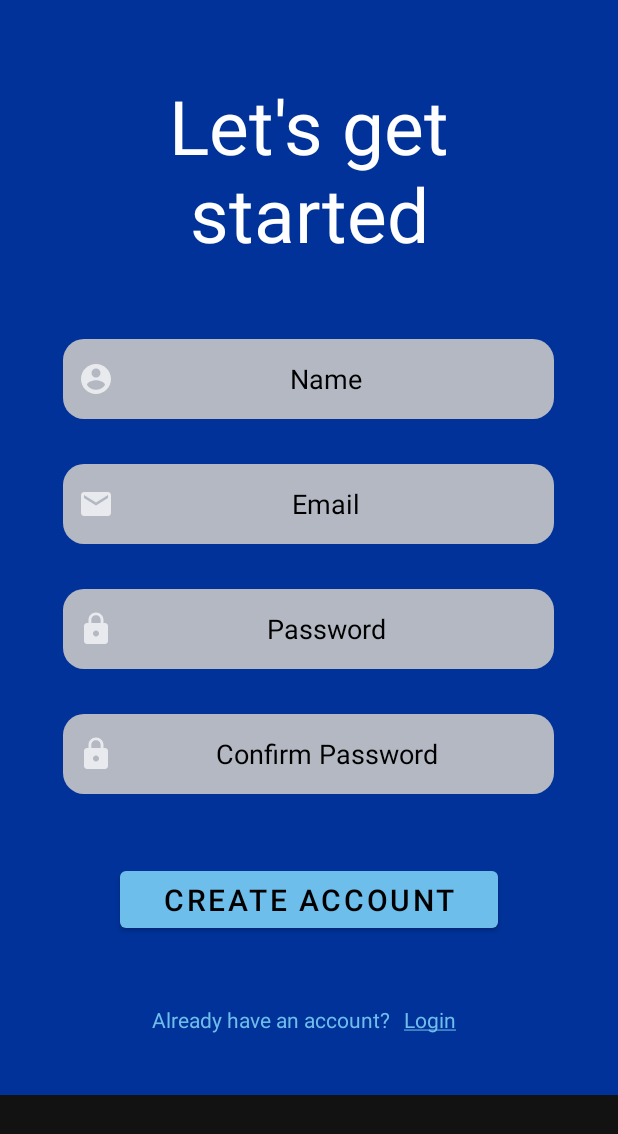
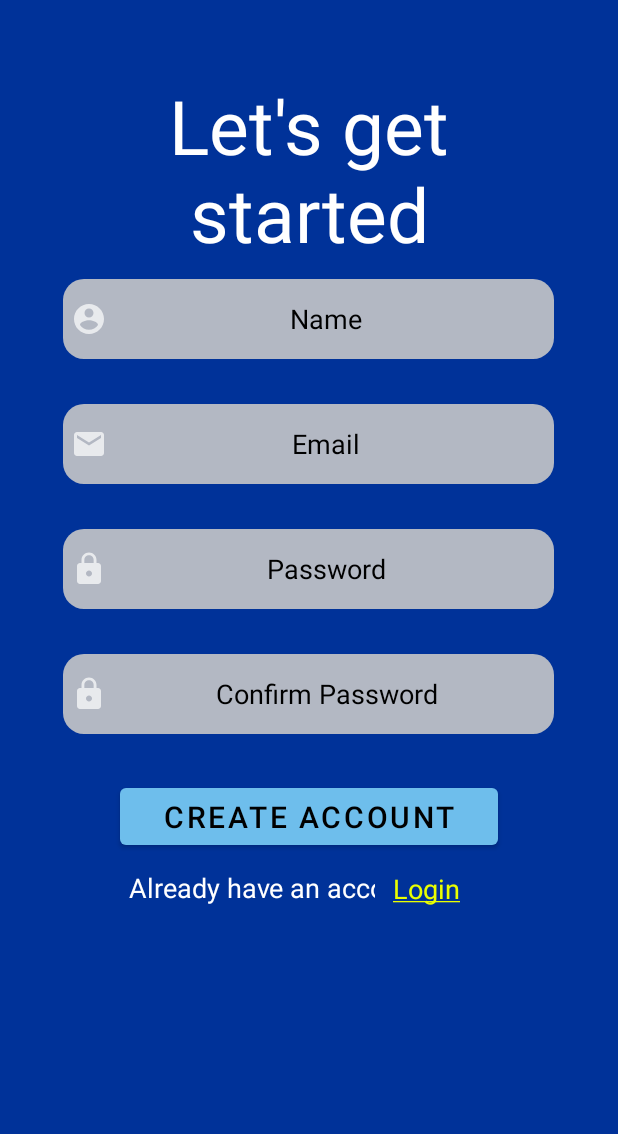
Before and after one commit to phupfoem/Kid-friendlyThingTranslator, an Android app: the SignupActivity screen opened directly, with no data from a screen before it, on a phone screen of 412 x 824 dp. Shown: the top 1134 px of the screen. Run offline under Robolectric (Android 15) with nearby library versions, the phone set to English and light mode, and no system bars.

Commit message:
Improve login signup UI

```diff
--- a/App/src/main/java/com/example/main/SignupActivity.java
+++ b/App/src/main/java/com/example/main/SignupActivity.java
@@ -19,9 +19,16 @@ public class SignupActivity extends AppCompatActivity {
         super.onCreate(savedInstanceState);
         setContentView(R.layout.activity_signup);
 
+        btnSignUp = (Button) findViewById(R.id.btnSignUp);
+        textViewLogin = (TextView)findViewById(R.id.login);
+        Name = (EditText)findViewById(R.id.textNameSignUp);
+        Password = (EditText)findViewById(R.id.textPasswordSignUp);
+        Email = (EditText)findViewById(R.id.textEmailSignUp);
+        Confirm = (EditText)findViewById(R.id.textPasswordRetypeSignUp);
+
 
         //Go back to Log in Page
-        textViewLogin = (TextView)findViewById(R.id.login);
+
         textViewLogin.setOnClickListener(new View.OnClickListener() {
             @Override
             public void onClick(View v) {
@@ -29,6 +36,47 @@ public class SignupActivity extends AppCompatActivity {
                 startActivity(intent);
             }
         });
+        btnSignUp.setOnClickListener(new View.OnClickListener() {
+            @Override
+            public void onClick(View v) {
+                Intent intent = new Intent(SignupActivity.this, LoginActivity.class);
+                startActivity(intent);
+            }
+        });
+
 
     }
+//    private Boolean validateName(){
+//        String val = Name.getText().toString();
+//        if (val.isEmpty()){
+//            Name.setError("Field cannot be empty");
+//            return false;
+//
+//        } else{
+//            Name.setError(null);
+//            return true;
+//        }
+//    }
+//    private Boolean validateEmail(){
+//        String val = Email.getText().toString();
+//        if (val.isEmpty()){
+//            Email.setError("Field cannot be empty");
+//            return false;
+//        }else{
+//            Email.setError(null);
+//            return true;
+//        }
+//    }
+//    private Boolean validatePassword(){
+//        String val = Password.getText().toString();
+//        if (val.isEmpty()){
+//            Password.setError("Field cannot be empty");
+//            return false;
+//
+//        }else{
+//            Password.setError(null);
+//            return true;
+//        }
+//    }
+
 }
--- a/App/src/main/res/layout/activity_signup.xml
+++ b/App/src/main/res/layout/activity_signup.xml
@@ -9,7 +9,7 @@
     <LinearLayout
         android:id="@+id/linearLayout"
         android:layout_width="match_parent"
-        android:layout_height="650dp"
+        android:layout_height="match_parent"
         android:background="@color/main_theme"
         android:orientation="vertical"
         android:layout_marginTop="0dp"
@@ -23,7 +23,7 @@
             android:layout_marginLeft="80dp"
             android:layout_marginTop="50dp"
             android:layout_marginRight="80dp"
-            android:layout_marginBottom="50dp"
+            android:layout_marginBottom="10dp"
             android:gravity="center"
             android:text="Let's get started"
             android:textColor="@color/white"
@@ -42,7 +42,7 @@
             android:gravity="center"
             android:hint="Name"
             android:inputType="textPersonName"
-            android:padding="10dp"
+            android:padding="5dp"
             android:textColor="@color/black"
             android:textColorHint="@color/black">
 
@@ -61,7 +61,7 @@
             android:gravity="center"
             android:hint="Email"
             android:inputType="textEmailAddress"
-            android:padding="10dp"
+            android:padding="5dp"
             android:textColor="@color/black"
             android:textColorHint="@color/black">
 
@@ -81,7 +81,7 @@
             android:gravity="center"
             android:hint="Password"
             android:inputType="textPassword"
-            android:padding="10dp"
+            android:padding="5dp"
             android:textColor="@color/black"
             android:textColorHint="@color/black">
 
@@ -101,7 +101,7 @@
             android:gravity="center"
             android:hint="Confirm Password"
             android:inputType="textPassword"
-            android:padding="10dp"
+            android:padding="5dp"
             android:textColor="@color/black"
             android:textColorHint="@color/black">
 
@@ -112,48 +112,57 @@
             android:layout_width="match_parent"
             android:layout_height="50dp"
             android:layout_marginLeft="80dp"
-            android:layout_marginTop="15dp"
+            android:layout_marginTop="0dp"
             android:layout_marginRight="80dp"
-            android:layout_marginBottom="25dp"
+            android:layout_marginBottom="10dp"
             android:text="CREATE ACCOUNT"
             android:textColor="@color/black"
             android:textSize="20sp"
             app:backgroundTint="@color/dim_blue">
 
         </Button>
-    </LinearLayout>
 
-    <LinearLayout
+        <androidx.constraintlayout.widget.ConstraintLayout
             android:layout_width="match_parent"
-        android:layout_height="80dp"
-        android:background="@color/main_theme"
-        android:orientation="horizontal"
-        android:padding="10dp"
+            android:layout_height="wrap_content" >
+            <EditText
+                android:id="@+id/editTextTextPersonName2"
+                android:layout_width="164dp"
+                android:layout_height="25dp"
+                android:layout_marginBottom="16dp"
+                android:background="@android:color/transparent"
+                android:breakStrategy="balanced"
+                android:clickable="false"
+                android:ems="10"
+                android:enabled="false"
+                android:focusable="false"
+                android:focusableInTouchMode="false"
+                android:gravity="left"
+                android:inputType="textPersonName"
+                android:text="@string/loginHere"
+                android:textColor="#ffffff"
+                android:textSize="18sp"
                 app:layout_constraintBottom_toBottomOf="parent"
-        app:layout_constraintTop_toBottomOf="@+id/linearLayout"
-        app:layout_constraintVertical_bias="0.0"
-        tools:layout_editor_absoluteX="-74dp">
-
-        <TextView
-            android:padding="10dp"
-            android:id="@+id/logInText"
-            android:layout_width="259dp"
-            android:layout_height="wrap_content"
-            android:gravity="right"
-            android:text="@string/loginHere"
-            android:textColor="@color/dim_blue">
-
-        </TextView>
+                app:layout_constraintEnd_toEndOf="parent"
+                app:layout_constraintHorizontal_bias="0.348"
+                app:layout_constraintStart_toStartOf="parent" />
 
             <TextView
                 android:id="@+id/login"
                 android:layout_width="wrap_content"
                 android:layout_height="wrap_content"
-            android:gravity="center"
+                android:layout_marginRight="56dp"
+                android:layout_marginBottom="16dp"
                 android:text="@string/login"
-            android:textColor="@color/dim_blue">
+                android:textColor="#E9FF00"
+                android:textSize="18sp"
+                app:layout_constraintBottom_toBottomOf="parent"
+                app:layout_constraintEnd_toEndOf="parent"
+                app:layout_constraintHorizontal_bias="0.195"
+                app:layout_constraintStart_toEndOf="@+id/editTextTextPersonName2" />
 
-        </TextView>
+        </androidx.constraintlayout.widget.ConstraintLayout>
+
     </LinearLayout>
 
 
--- a/App/src/main/res/values/strings.xml
+++ b/App/src/main/res/values/strings.xml
@@ -1,7 +1,9 @@
 <resources>
     <string name="app_name">WhatIsThat</string>
     <string name="loginHere">Already have an account?</string>
+    <string name="signupHere">New around here?</string>
     <string name="login"><u>Login</u></string>
+    <string name="signup"><u>Sign up</u></string>
     <string name="title_activity_sign_up">SignUpActivity</string>
 
 </resources>
```
Also changed, not shown: App/src/main/java/com/example/main/LoginActivity.java (+4 -3 lines), App/src/main/res/layout/activity_login.xml (+55 -27 lines). Lines whose indentation alone changed are shown as unchanged.
